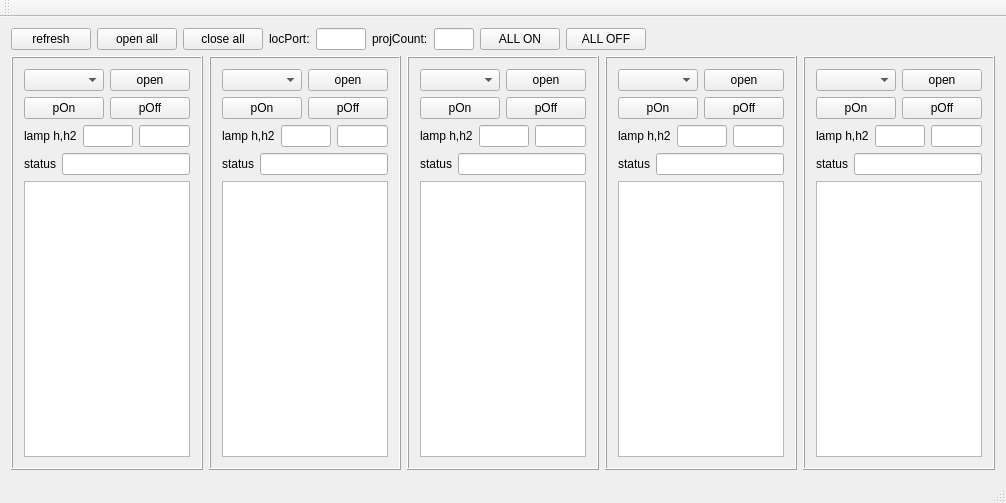
This is mainwindow.ui in baradoid/polden-projector-desktop-ctrl as Qt 5 draws it before an edit. The edited form follows.
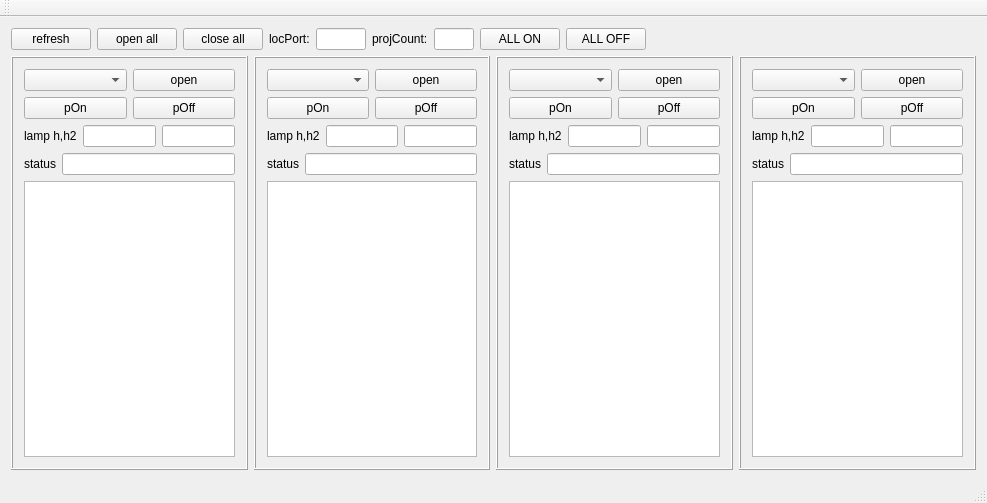
This is the edited form.

Commit message: исправлено на 4 проектора

```diff
--- a/mainwindow.ui
+++ b/mainwindow.ui
@@ -768,165 +768,6 @@
          </layout>
         </widget>
        </item>
-       <item>
-        <widget class="QFrame" name="frame_6">
-         <property name="frameShape">
-          <enum>QFrame::Box</enum>
-         </property>
-         <property name="frameShadow">
-          <enum>QFrame::Raised</enum>
-         </property>
-         <layout class="QVBoxLayout" name="verticalLayout_6">
-          <item>
-           <widget class="QWidget" name="widget_19" native="true">
-            <layout class="QHBoxLayout" name="horizontalLayout_19">
-             <property name="leftMargin">
-              <number>0</number>
-             </property>
-             <property name="topMargin">
-              <number>0</number>
-             </property>
-             <property name="rightMargin">
-              <number>0</number>
-             </property>
-             <property name="bottomMargin">
-              <number>0</number>
-             </property>
-             <item>
-              <widget class="QComboBox" name="comComboBox_5"/>
-             </item>
-             <item>
-              <widget class="QPushButton" name="pushButtonComOpen_5">
-               <property name="text">
-                <string>open</string>
-               </property>
-              </widget>
-             </item>
-            </layout>
-           </widget>
-          </item>
-          <item>
-           <widget class="QWidget" name="widget_20" native="true">
-            <layout class="QHBoxLayout" name="horizontalLayout_20">
-             <property name="leftMargin">
-              <number>0</number>
-             </property>
-             <property name="topMargin">
-              <number>0</number>
-             </property>
-             <property name="rightMargin">
-              <number>0</number>
-             </property>
-             <property name="bottomMargin">
-              <number>0</number>
-             </property>
-             <item>
-              <widget class="QPushButton" name="pushButtonOn_5">
-               <property name="text">
-                <string>pOn</string>
-               </property>
-              </widget>
-             </item>
-             <item>
-              <widget class="QPushButton" name="pushButtonOff_5">
-               <property name="text">
-                <string>pOff</string>
-               </property>
-              </widget>
-             </item>
-            </layout>
-           </widget>
-          </item>
-          <item>
-           <widget class="QWidget" name="widget_21" native="true">
-            <layout class="QHBoxLayout" name="horizontalLayout_21">
-             <property name="leftMargin">
-              <number>0</number>
-             </property>
-             <property name="topMargin">
-              <number>0</number>
-             </property>
-             <property name="rightMargin">
-              <number>0</number>
-             </property>
-             <property name="bottomMargin">
-              <number>0</number>
-             </property>
-             <item>
-              <widget class="QLabel" name="label_11">
-               <property name="text">
-                <string>lamp h,h2</string>
-               </property>
-              </widget>
-             </item>
-             <item>
-              <widget class="QLineEdit" name="lineEditLampHour1_5">
-               <property name="alignment">
-                <set>Qt::AlignCenter</set>
-               </property>
-               <property name="readOnly">
-                <bool>true</bool>
-               </property>
-              </widget>
-             </item>
-             <item>
-              <widget class="QLineEdit" name="lineEditLampHour2_5">
-               <property name="alignment">
-                <set>Qt::AlignCenter</set>
-               </property>
-               <property name="readOnly">
-                <bool>true</bool>
-               </property>
-              </widget>
-             </item>
-            </layout>
-           </widget>
-          </item>
-          <item>
-           <widget class="QWidget" name="widget_22" native="true">
-            <layout class="QHBoxLayout" name="horizontalLayout_22">
-             <property name="leftMargin">
-              <number>0</number>
-             </property>
-             <property name="topMargin">
-              <number>0</number>
-             </property>
-             <property name="rightMargin">
-              <number>0</number>
-             </property>
-             <property name="bottomMargin">
-              <number>0</number>
-             </property>
-             <item>
-              <widget class="QLabel" name="label_12">
-               <property name="text">
-                <string>status</string>
-               </property>
-              </widget>
-             </item>
-             <item>
-              <widget class="QLineEdit" name="lineEditStatus_5">
-               <property name="alignment">
-                <set>Qt::AlignCenter</set>
-               </property>
-               <property name="readOnly">
-                <bool>true</bool>
-               </property>
-              </widget>
-             </item>
-            </layout>
-           </widget>
-          </item>
-          <item>
-           <widget class="QPlainTextEdit" name="plainTextEdit_5">
-            <property name="readOnly">
-             <bool>true</bool>
-            </property>
-           </widget>
-          </item>
-         </layout>
-        </widget>
-       </item>
       </layout>
      </widget>
     </item>
```
The commit also changes 2 other files.
